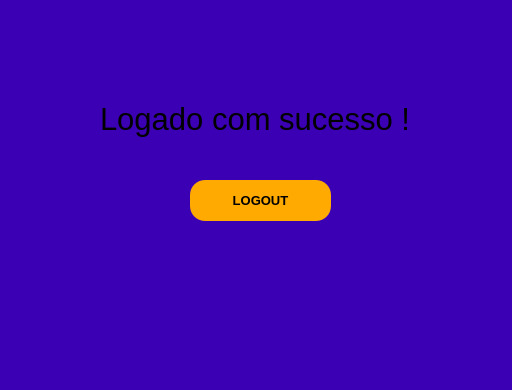
Above: segunda_tela.ui from gsilva1602/login-interface before the change. Below: the same form after it.
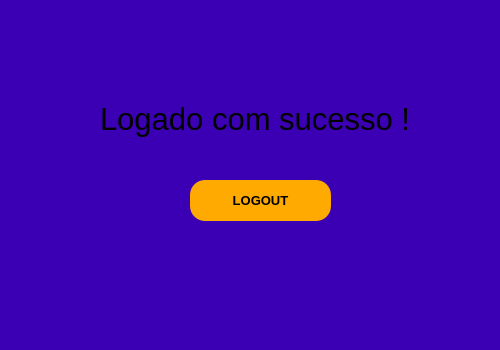
That is the form after the change.

Patch:
```diff
--- a/segunda_tela.ui
+++ b/segunda_tela.ui
@@ -6,10 +6,22 @@
    <rect>
     <x>0</x>
     <y>0</y>
-    <width>512</width>
-    <height>390</height>
+    <width>500</width>
+    <height>350</height>
    </rect>
   </property>
+  <property name="minimumSize">
+   <size>
+    <width>500</width>
+    <height>350</height>
+   </size>
+  </property>
+  <property name="maximumSize">
+   <size>
+    <width>500</width>
+    <height>350</height>
+   </size>
+  </property>
   <property name="windowTitle">
    <string>MainWindow</string>
   </property>
```
Left out of the diff: 2 changed lines with no effect on the pictures.
